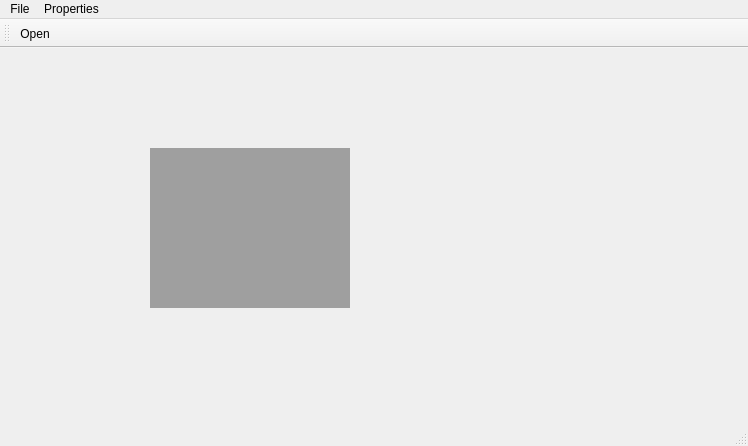
AlexChudinov/processRikenData, file mainwindow.ui: the form before one commit.
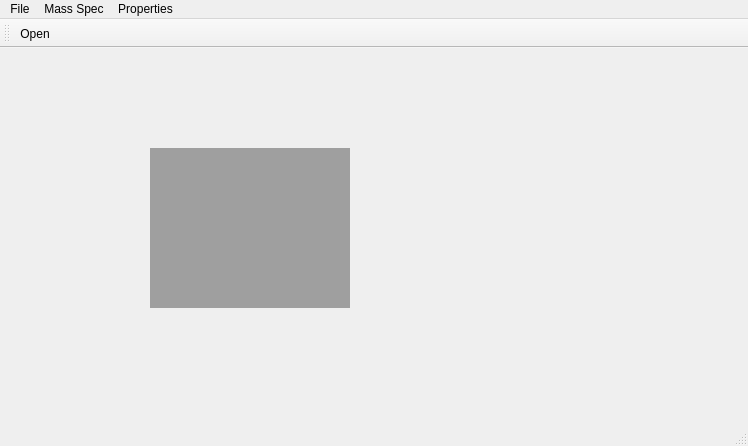
The form after the commit. Icons and pictures are not drawn.

The edit to the form file:
```diff
--- a/mainwindow.ui
+++ b/mainwindow.ui
@@ -45,8 +45,16 @@
      <string>Properties</string>
     </property>
     <addaction name="actionShowDataHeader"/>
+    <addaction name="actionShowDataProperties"/>
+   </widget>
+   <widget class="QMenu" name="menuMass_Spec">
+    <property name="title">
+     <string>Mass Spec</string>
+    </property>
+    <addaction name="actionSimpleMassSpecAcc"/>
    </widget>
    <addaction name="menuFile"/>
+   <addaction name="menuMass_Spec"/>
    <addaction name="menuProperties"/>
   </widget>
   <widget class="QToolBar" name="mainToolBar">
```
Left out of the diff: 24 changed lines with no effect on the pictures.
